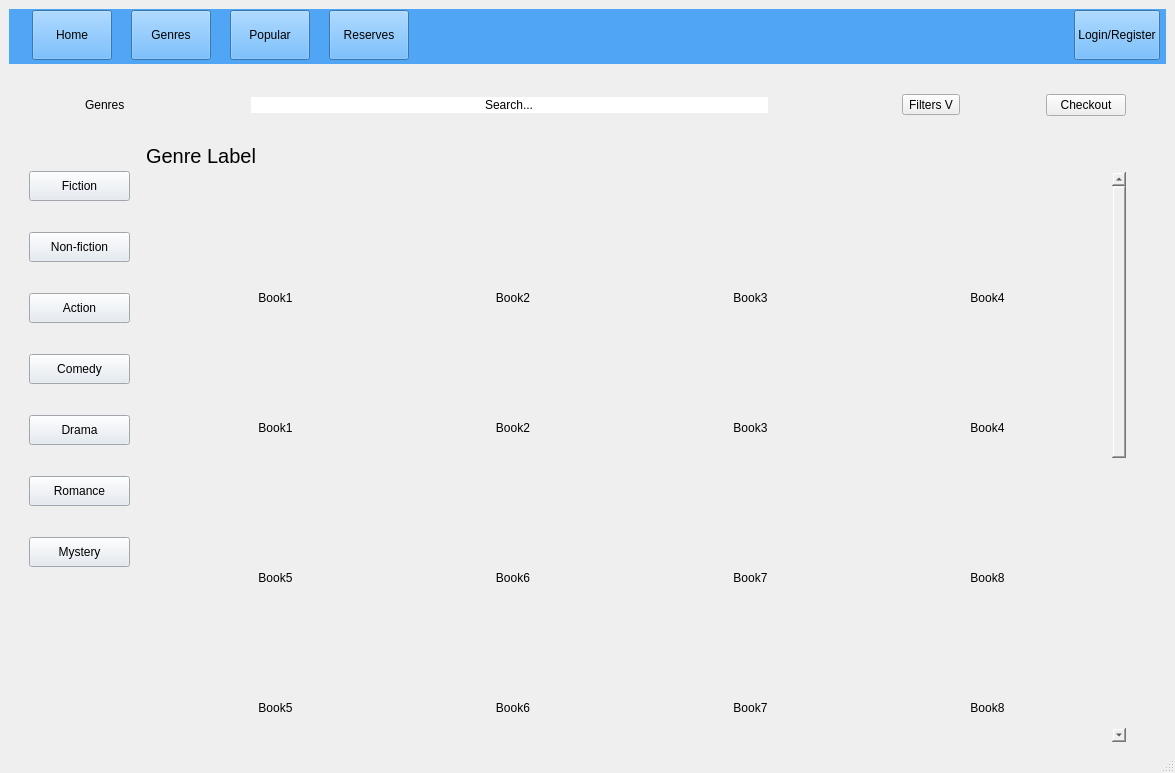
This is IsraelEthanTaehgCS106point2/catalogue.ui in israelBlackyb/IETMCS106.2 as Qt 5 draws it before an edit. The edited form follows.
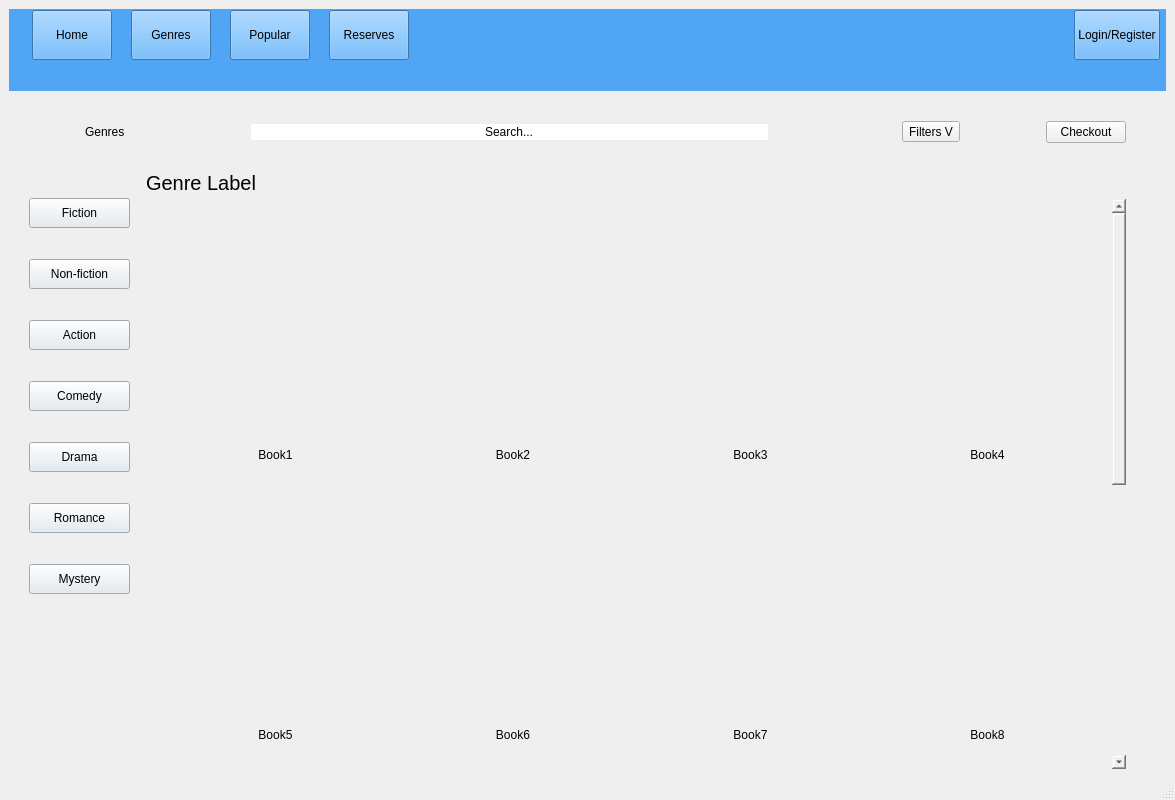
This is the edited form. Icons and pictures are not drawn.

```diff
--- a/IsraelEthanTaehgCS106point2/catalogue.ui
+++ b/IsraelEthanTaehgCS106point2/catalogue.ui
@@ -7,7 +7,7 @@
     <x>0</x>
     <y>0</y>
     <width>1175</width>
-    <height>751</height>
+    <height>800</height>
    </rect>
   </property>
   <property name="windowTitle">
@@ -905,7 +905,17 @@
                  </size>
                 </property>
                 <property name="text">
-                 <string>Book2</string>
+                 <string/>
+                </property>
+                <property name="icon">
+                 <iconset>
+                  <normaloff>Images/Bookcovers_noTitle/b2.PNG</normaloff>Images/Bookcovers_noTitle/b2.PNG</iconset>
+                </property>
+                <property name="iconSize">
+                 <size>
+                  <width>234</width>
+                  <height>234</height>
+                 </size>
                 </property>
                </widget>
               </item>
@@ -928,7 +938,13 @@
                  </size>
                 </property>
                 <property name="text">
-                 <string>Book10</string>
+                 <string/>
+                </property>
+                <property name="iconSize">
+                 <size>
+                  <width>234</width>
+                  <height>234</height>
+                 </size>
                 </property>
                </widget>
               </item>
@@ -957,7 +973,13 @@
                  </size>
                 </property>
                 <property name="text">
-                 <string>Book12</string>
+                 <string/>
+                </property>
+                <property name="iconSize">
+                 <size>
+                  <width>234</width>
+                  <height>234</height>
+                 </size>
                 </property>
                </widget>
               </item>
@@ -1183,7 +1205,13 @@
                  </size>
                 </property>
                 <property name="text">
-                 <string>Book5</string>
+                 <string/>
+                </property>
+                <property name="iconSize">
+                 <size>
+                  <width>234</width>
+                  <height>234</height>
+                 </size>
                 </property>
                </widget>
               </item>
@@ -1244,7 +1272,13 @@
                  </size>
                 </property>
                 <property name="text">
-                 <string>Book9</string>
+                 <string/>
+                </property>
+                <property name="iconSize">
+                 <size>
+                  <width>234</width>
+                  <height>234</height>
+                 </size>
                 </property>
                </widget>
               </item>
@@ -1257,7 +1291,17 @@
                  </size>
                 </property>
                 <property name="text">
-                 <string>Book4</string>
+                 <string/>
+                </property>
+                <property name="icon">
+                 <iconset>
+                  <normaloff>Images/Bookcovers_noTitle/4.PNG</normaloff>Images/Bookcovers_noTitle/4.PNG</iconset>
+                </property>
+                <property name="iconSize">
+                 <size>
+                  <width>234</width>
+                  <height>234</height>
+                 </size>
                 </property>
                </widget>
               </item>
@@ -1286,7 +1330,17 @@
                  </size>
                 </property>
                 <property name="text">
-                 <string>Book1</string>
+                 <string/>
+                </property>
+                <property name="icon">
+                 <iconset>
+                  <normaloff>Images/Bookcovers_noTitle/HPCC.PNG</normaloff>Images/Bookcovers_noTitle/HPCC.PNG</iconset>
+                </property>
+                <property name="iconSize">
+                 <size>
+                  <width>234</width>
+                  <height>234</height>
+                 </size>
                 </property>
                </widget>
               </item>
@@ -1309,7 +1363,13 @@
                  </size>
                 </property>
                 <property name="text">
-                 <string>Book7</string>
+                 <string/>
+                </property>
+                <property name="iconSize">
+                 <size>
+                  <width>234</width>
+                  <height>234</height>
+                 </size>
                 </property>
                </widget>
               </item>
@@ -1332,7 +1392,13 @@
                  </size>
                 </property>
                 <property name="text">
-                 <string>Book11</string>
+                 <string/>
+                </property>
+                <property name="iconSize">
+                 <size>
+                  <width>234</width>
+                  <height>234</height>
+                 </size>
                 </property>
                </widget>
               </item>
@@ -1361,7 +1427,17 @@
                  </size>
                 </property>
                 <property name="text">
-                 <string>Book3</string>
+                 <string/>
+                </property>
+                <property name="icon">
+                 <iconset>
+                  <normaloff>Images/Bookcovers_noTitle/b3.PNG</normaloff>Images/Bookcovers_noTitle/b3.PNG</iconset>
+                </property>
+                <property name="iconSize">
+                 <size>
+                  <width>234</width>
+                  <height>234</height>
+                 </size>
                 </property>
                </widget>
               </item>
@@ -1446,7 +1522,13 @@
                  </size>
                 </property>
                 <property name="text">
-                 <string>Book6</string>
+                 <string/>
+                </property>
+                <property name="iconSize">
+                 <size>
+                  <width>234</width>
+                  <height>234</height>
+                 </size>
                 </property>
                </widget>
               </item>
@@ -1475,7 +1557,13 @@
                  </size>
                 </property>
                 <property name="text">
-                 <string>Book8</string>
+                 <string/>
+                </property>
+                <property name="iconSize">
+                 <size>
+                  <width>234</width>
+                  <height>234</height>
+                 </size>
                 </property>
                </widget>
               </item>
```
Left out of the diff: 32 changed lines with no effect on the pictures.
